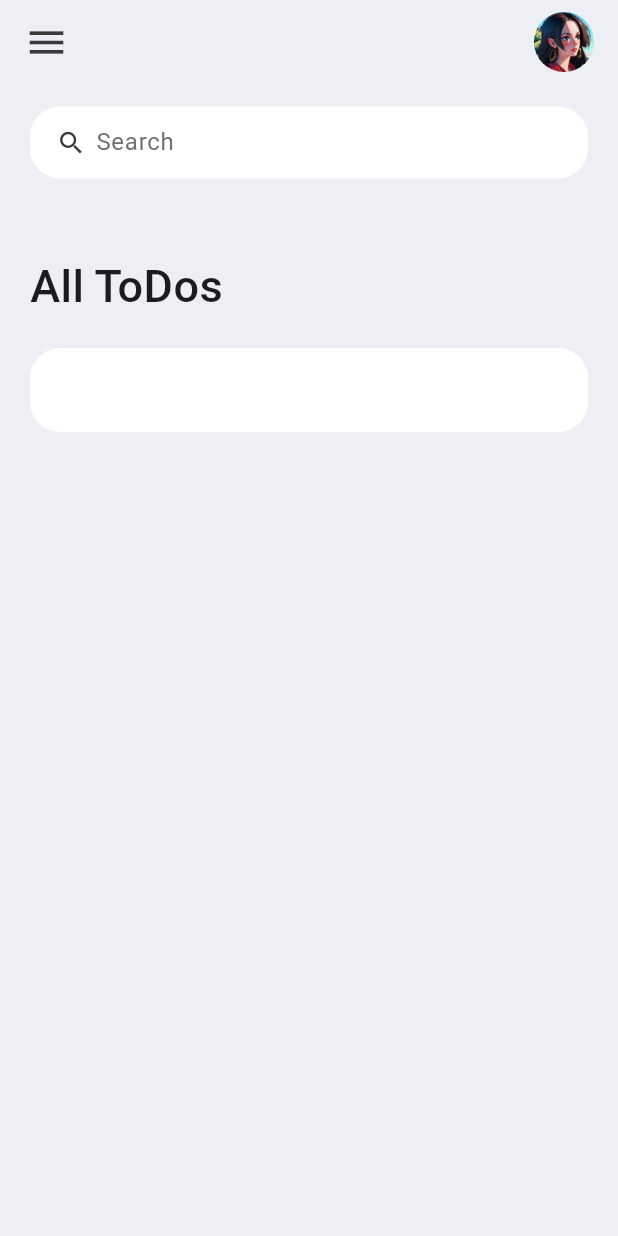
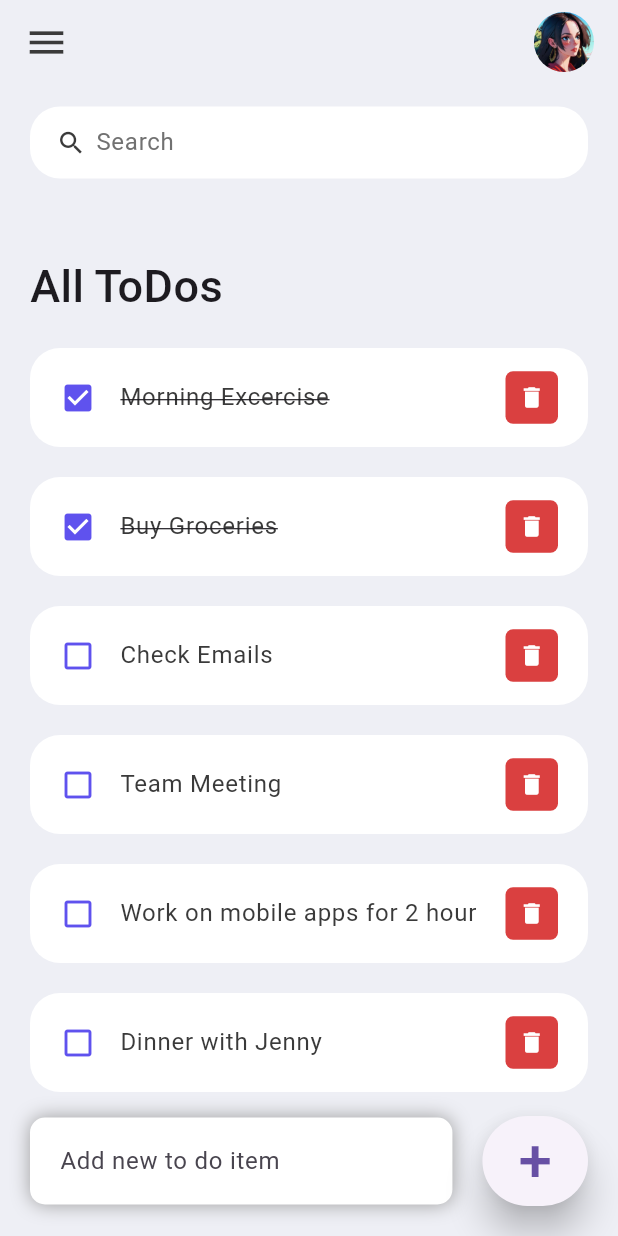
Before and after one commit to AbirAloulou/to-do-list---mobile-app, a Flutter app: the screen it shows after launch, on a phone screen of 412 x 824 dp. Run offline on Flutter 3.47's test engine with Material 3 defaults, Android fonts, the light colour scheme and no system bars.

Commit message:
todos list and add to do item

```diff
--- /dev/null
+++ b/lib/model/todo.dart
@@ -0,0 +1,30 @@
+class ToDo {
+  String? id;
+  String? todoText;
+  bool isDone;
+
+  ToDo({required this.id, required this.todoText, this.isDone = false});
+
+  static List<ToDo> todoList() {
+    return [
+      ToDo(id: '1', todoText: 'Morning Excercise', isDone: true),
+      ToDo(id: '2', todoText: 'Buy Groceries', isDone: true),
+      ToDo(
+        id: '3',
+        todoText: 'Check Emails',
+      ),
+      ToDo(
+        id: '4',
+        todoText: 'Team Meeting',
+      ),
+      ToDo(
+        id: '5',
+        todoText: 'Work on mobile apps for 2 hour',
+      ),
+      ToDo(
+        id: '6',
+        todoText: 'Dinner with Jenny',
+      ),
+    ];
+  }
+}
--- a/lib/screens/home.dart
+++ b/lib/screens/home.dart
@@ -1,16 +1,28 @@
 import 'package:flutter/material.dart';
+import '../model/todo.dart';
 import '../constants/colors.dart';
 import '../widgets/todo_item.dart';
 
-class Home extends StatelessWidget {
-  const Home({Key? key}) : super(key: key);
+//Stateless Widgets are static and don't hold mutable state, while Stateful Widgets are dynamic, and they maintain a mutable state that can change over time
+
+class Home extends StatefulWidget {
+  Home({Key? key}) : super(key: key);
+
+  @override
+  State<Home> createState() => _HomeState();
+}
+
+class _HomeState extends State<Home> {
+  final todoList = ToDo.todoList();
 
   @override
   Widget build(BuildContext context) {
     return Scaffold(
       backgroundColor: tdBGColor,
       appBar: _buildAppBar(),
-      body: Container(
+      body: Stack(
+        children: [
+          Container(
             padding: EdgeInsets.symmetric(
               horizontal: 20,
               vertical: 15,
@@ -33,13 +45,74 @@ class Home extends StatelessWidget {
                         ),
                       ),
                     ),
-                ToDoItem(),
+                    for (ToDo todoo in todoList)
+                      ToDoItem(
+                        todo: todoo,
+                      ),
                   ],
                 ),
               )
             ]),
           ),
+          Align(
+            alignment: Alignment.bottomCenter,
+            child: Row(
+              children: [
+                Expanded(
+                  child: Container(
+                    margin: EdgeInsets.only(bottom: 20, right: 20, left: 20),
+                    padding: EdgeInsets.symmetric(horizontal: 20, vertical: 5),
+                    decoration: BoxDecoration(
+                      color: Colors.white,
+                      boxShadow: const [
+                        BoxShadow(
+                          color: Colors.grey,
+                          offset: Offset(0.0, 0.0),
+                          blurRadius: 10.0,
+                          spreadRadius: 0.0,
+                        ),
+                      ],
+                      borderRadius: BorderRadius.circular(10),
+                    ),
+                    child: TextField(
+                      decoration: InputDecoration(
+                        hintText: 'Add new to do item',
+                        border: InputBorder.none,
+                      ),
+                    ),
+                  ),
+                ),
+                Container(
+                  margin: EdgeInsets.only(
+                    bottom: 20,
+                    right: 20,
+                  ),
+                  child: ElevatedButton(
+                    child: Text(
+                      '+',
+                      style: TextStyle(
+                        fontSize: 40,
+                      ),
+                    ),
+                    onPressed: () {},
+                    style: ElevatedButton.styleFrom(
+                      minimumSize: Size(60, 60),
+                      elevation: 10,
+                    ),
+                  ),
+                )
+              ],
+            ),
+          ),
+        ],
+      ),
     );
+  }
+
+  void _handleToDoChange(ToDo todo) {
+    setState(() {
+      todo.isDone = !todo.isDone;
+    });
   }
 
 //search box
--- a/lib/widgets/todo_item.dart
+++ b/lib/widgets/todo_item.dart
@@ -1,17 +1,58 @@
 import 'package:flutter/material.dart';
+import '../model/todo.dart';
+import '../constants/colors.dart';
 
 class ToDoItem extends StatelessWidget {
-  const ToDoItem({super.key});
+  final ToDo todo;
+
+  const ToDoItem({Key? key, required this.todo}) : super(key: key);
 
   @override
   Widget build(BuildContext context) {
     return Container(
+      margin: EdgeInsets.only(bottom: 20),
       child: ListTile(
-        onTap: () {},
+        //onclick function
+        onTap: () {
+          print('clicked on to do item');
+        },
+        //tile style >>
         shape: RoundedRectangleBorder(
           borderRadius: BorderRadius.circular(20),
         ),
+        contentPadding: EdgeInsets.symmetric(horizontal: 20, vertical: 5),
         tileColor: Colors.white,
+        leading: Icon(
+          todo.isDone ? Icons.check_box : Icons.check_box_outline_blank,
+          color: tdBlue,
+        ),
+        title: Text(
+          todo.todoText!,
+          style: TextStyle(
+              fontSize: 16,
+              color: tdBlack,
+              decoration: todo.isDone ? TextDecoration.lineThrough : null),
+        ),
+        //trailing:A widget to display after the title. Typically an Icon widget. To show right-aligned metadata
+        trailing: Container(
+          padding: EdgeInsets.all(0),
+          height: 35,
+          width: 35,
+          decoration: BoxDecoration(
+            color: tdRed,
+            borderRadius: BorderRadius.circular(5),
+          ),
+          //delete button icon
+          child: IconButton(
+            color: Colors.white,
+            iconSize: 18,
+            icon: Icon(Icons.delete),
+            //delete function
+            onPressed: () {
+              print('clicked on delete icon');
+            },
+          ),
+        ),
       ),
     );
   }
```
Lines whose indentation alone changed are shown as unchanged.
